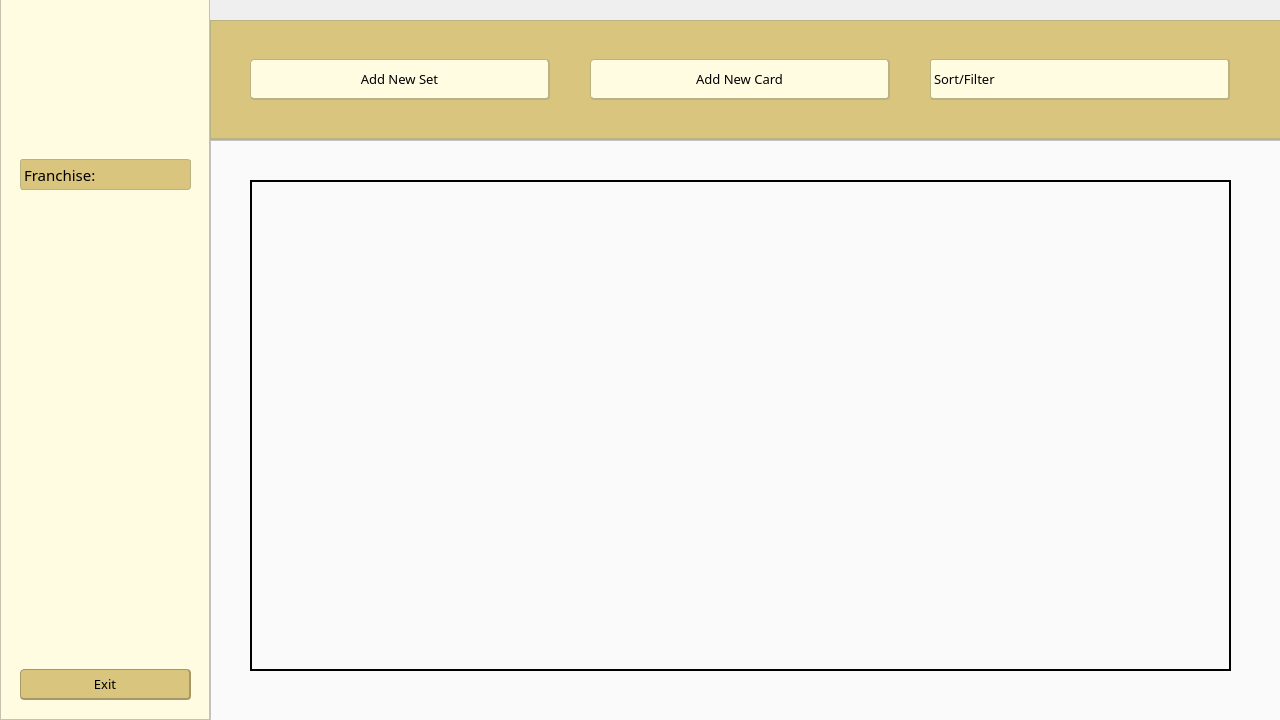
Above: userhome.ui from Scaryalet/CardVault before the change. Below: the same form after it.
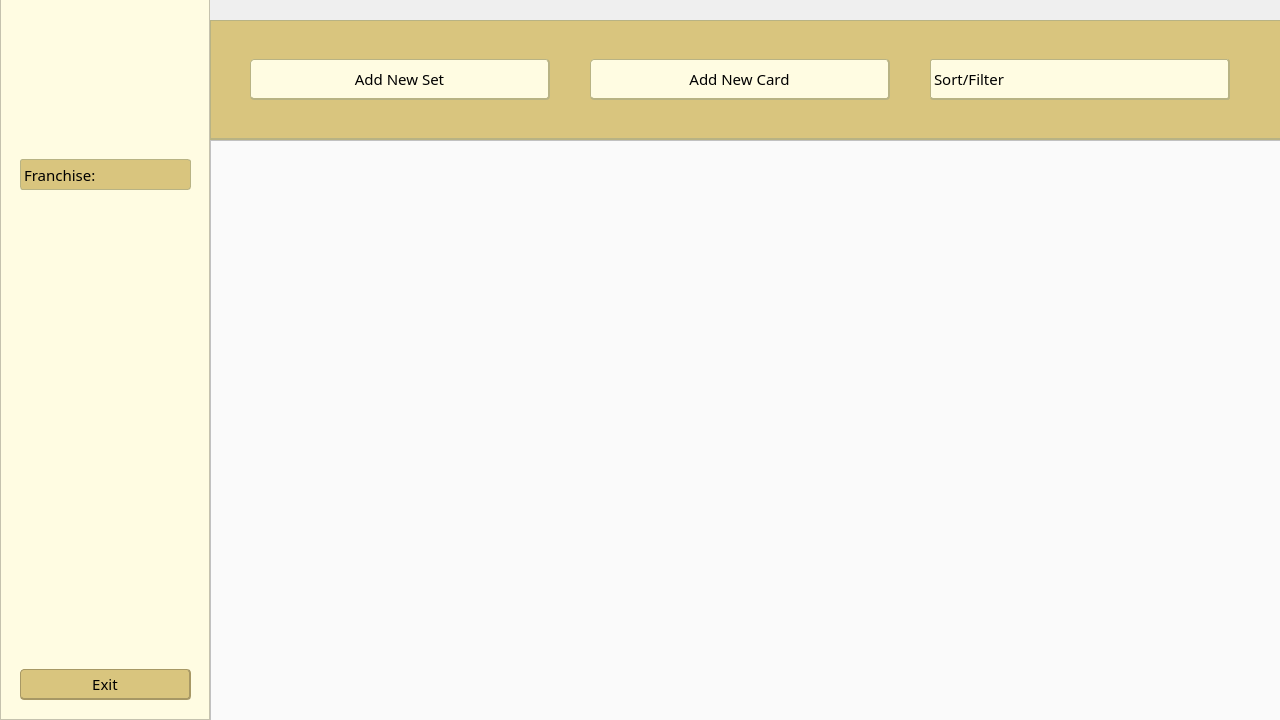
That is the form after the change. Icons and pictures are not drawn.

Patch:
```diff
--- a/userhome.ui
+++ b/userhome.ui
@@ -168,7 +168,7 @@
      <property name="font">
       <font>
        <family>Bahnschrift</family>
-       <pointsize>10</pointsize>
+       <pointsize>11</pointsize>
       </font>
      </property>
      <property name="styleSheet">
@@ -217,7 +217,7 @@
      <property name="font">
       <font>
        <family>Bahnschrift</family>
-       <pointsize>10</pointsize>
+       <pointsize>11</pointsize>
       </font>
      </property>
      <property name="autoFillBackground">
@@ -252,7 +252,7 @@
      <property name="font">
       <font>
        <family>Bahnschrift</family>
-       <pointsize>10</pointsize>
+       <pointsize>11</pointsize>
       </font>
      </property>
      <property name="styleSheet">
@@ -277,7 +277,7 @@
      <property name="font">
       <font>
        <family>Bahnschrift</family>
-       <pointsize>10</pointsize>
+       <pointsize>11</pointsize>
       </font>
      </property>
      <property name="styleSheet">
@@ -318,8 +318,14 @@
        <height>491</height>
       </rect>
      </property>
+     <property name="font">
+      <font>
+       <family>Bahnschrift Light</family>
+       <pointsize>10</pointsize>
+      </font>
+     </property>
      <property name="styleSheet">
-      <string notr="true">border: 1px solid;</string>
+      <string notr="true"/>
      </property>
      <property name="frameShape">
       <enum>QFrame::NoFrame</enum>
@@ -332,8 +338,8 @@
        <rect>
         <x>0</x>
         <y>0</y>
-        <width>979</width>
-        <height>489</height>
+        <width>981</width>
+        <height>491</height>
        </rect>
       </property>
      </widget>
```
